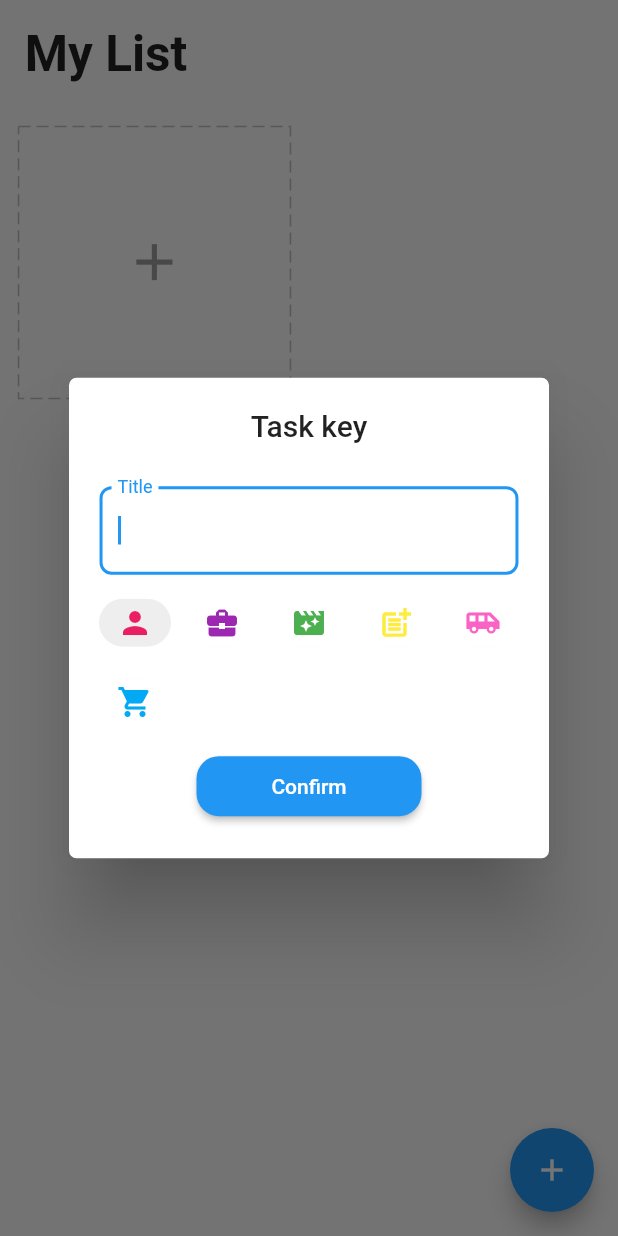
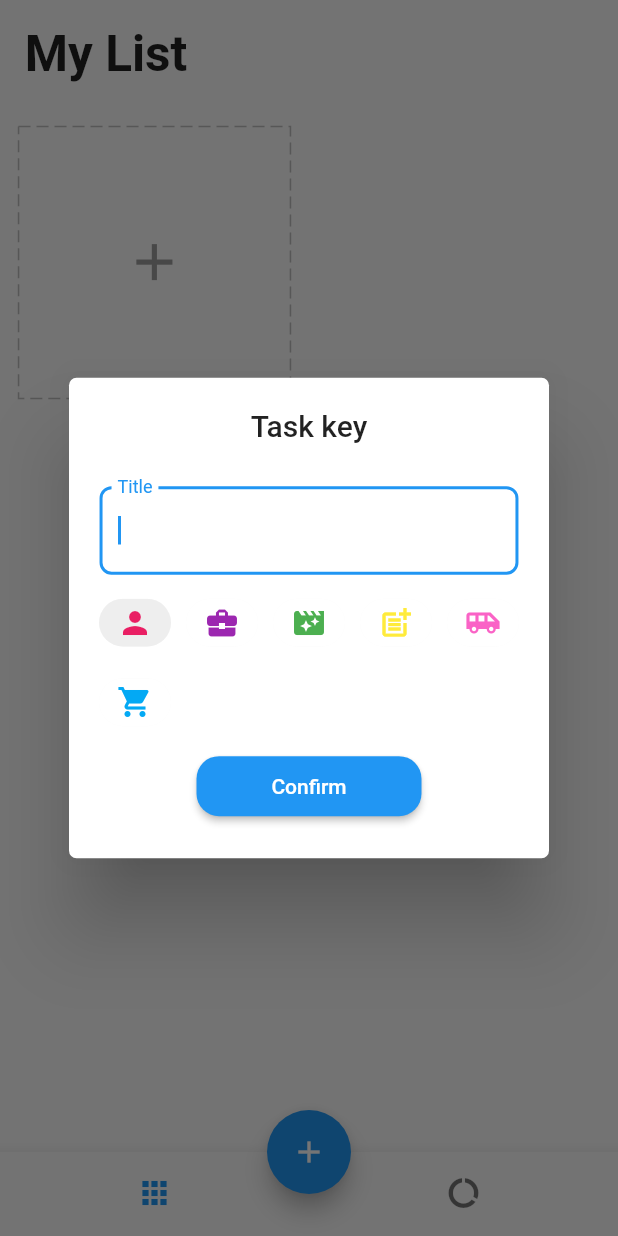
Before and after one commit to MahmoodHashem/todo_getx, a Flutter app: the screen it shows after launch, after a tap on the "add" icon, on a phone screen of 412 x 824 dp. Run offline on Flutter 3.47's test engine with Material 2 defaults, Android fonts, the phone set to English and light mode, and no system bars; drawn by our look-alikes of dotted_border; our stand-ins replace equatable, flutter_easyloading, get, get_storage, step_progress_indicator; missing offline and left inert: dart:html.

Commit message:
Add Report Page and BottomNavigationBar
For showing the reports I added the Report page which is shown by the bottomNavigationBar using the IndexedStack

```diff
--- a/lib/app/modules/home/controller.dart
+++ b/lib/app/modules/home/controller.dart
@@ -20,6 +20,7 @@ class HomeController extends GetxController{
   final editCtrl = TextEditingController();
   final deleting = false.obs;
   final choiceIndex = 0.obs;
+  final tabIndex = 0.obs;
   final selectedTask = Rx<Task?>(null);
   final doingTodos = <dynamic>[].obs;
   final doneTodos = <dynamic>[].obs;
@@ -36,6 +37,10 @@ class HomeController extends GetxController{
   void onClose() {
     editCtrl.dispose();
     super.onClose();
+  }
+
+  void changeTabIndex(int index){
+    tabIndex.value = index;
   }
 
   void changeIndexOfChoice(int value){
--- a/lib/app/modules/home/view.dart
+++ b/lib/app/modules/home/view.dart
@@ -13,6 +13,7 @@ import 'package:todo_getx/app/core/utils/extensions.dart';
 import 'package:todo_getx/app/modules/home/widgets/add_card.dart';
 import 'package:todo_getx/app/modules/home/widgets/add_dialog.dart';
 import 'package:todo_getx/app/modules/home/widgets/task_card.dart';
+import 'package:todo_getx/app/modules/reports/report_view.dart';
 
 import '../../data/model/task.dart';
 
@@ -22,7 +23,10 @@ class HomePage extends GetView<HomeController> {
   @override
   Widget build(BuildContext context) {
     return Scaffold(
-      body: SafeArea(
+      body: Obx( ()=> IndexedStack(
+          index: controller.tabIndex.value,
+          children: [
+            SafeArea(
               child: ListView(
                 children: [
                   Padding(
@@ -56,6 +60,10 @@ class HomePage extends GetView<HomeController> {
                 ],
           ),
           ),
+          ReportPage()
+          ]
+        ),
+      ),
       floatingActionButton:  DragTarget(
         onAccept: (Task task) {
           controller.deleteTask(task);
@@ -77,6 +85,24 @@ class HomePage extends GetView<HomeController> {
           ),);
         },
       ),
+      floatingActionButtonLocation: FloatingActionButtonLocation.centerDocked,
+      bottomNavigationBar: BottomNavigationBar(
+        onTap: (index) => controller.changeTabIndex(index),
+          currentIndex: controller.tabIndex.value,
+          showSelectedLabels: false,
+          showUnselectedLabels: false,
+          items: [
+            BottomNavigationBarItem(
+              icon:Icon(Icons.apps),
+              label: 'Report'
+            ),
+            BottomNavigationBarItem(
+                icon: Icon(Icons.data_usage),
+              label: 'Data'
+            )
+
+          ]),
+
       );
   }
 }
--- /dev/null
+++ b/lib/app/modules/reports/report_view.dart
@@ -0,0 +1,17 @@
+
+
+import 'package:flutter/material.dart';
+
+
+class ReportPage extends StatelessWidget {
+  const ReportPage({Key? key}) : super(key: key);
+
+  @override
+  Widget build(BuildContext context) {
+    return Scaffold(
+      body: Center(
+        child: Text('Report page'),
+      )
+    );
+  }
+}
```
Lines whose indentation alone changed are shown as unchanged.
